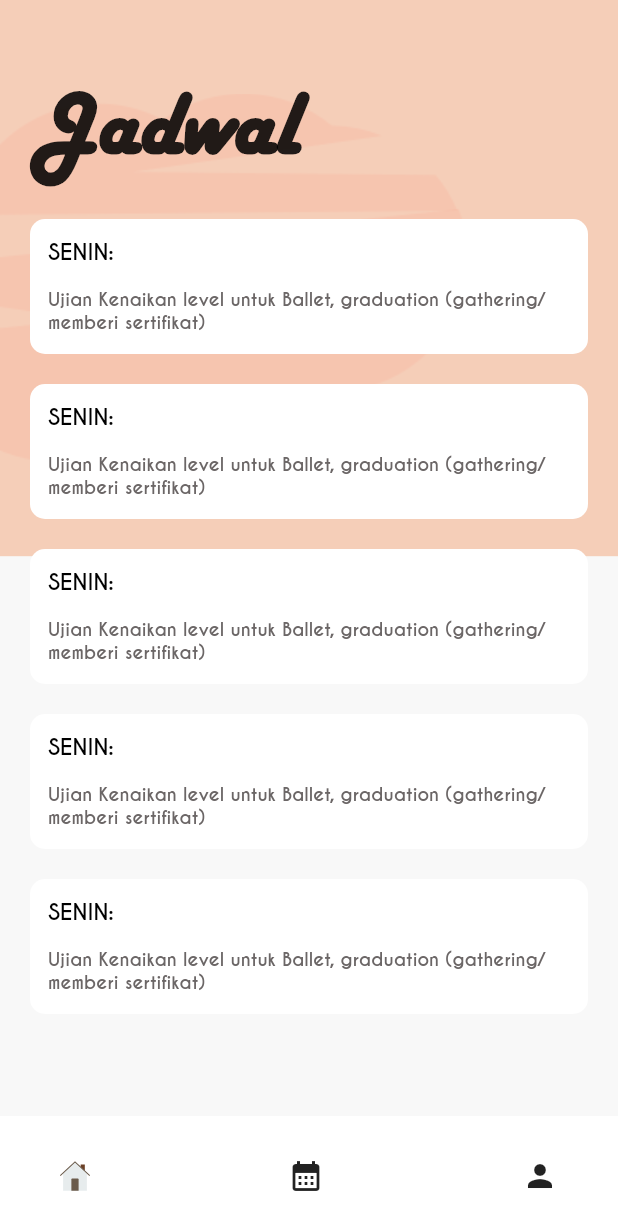
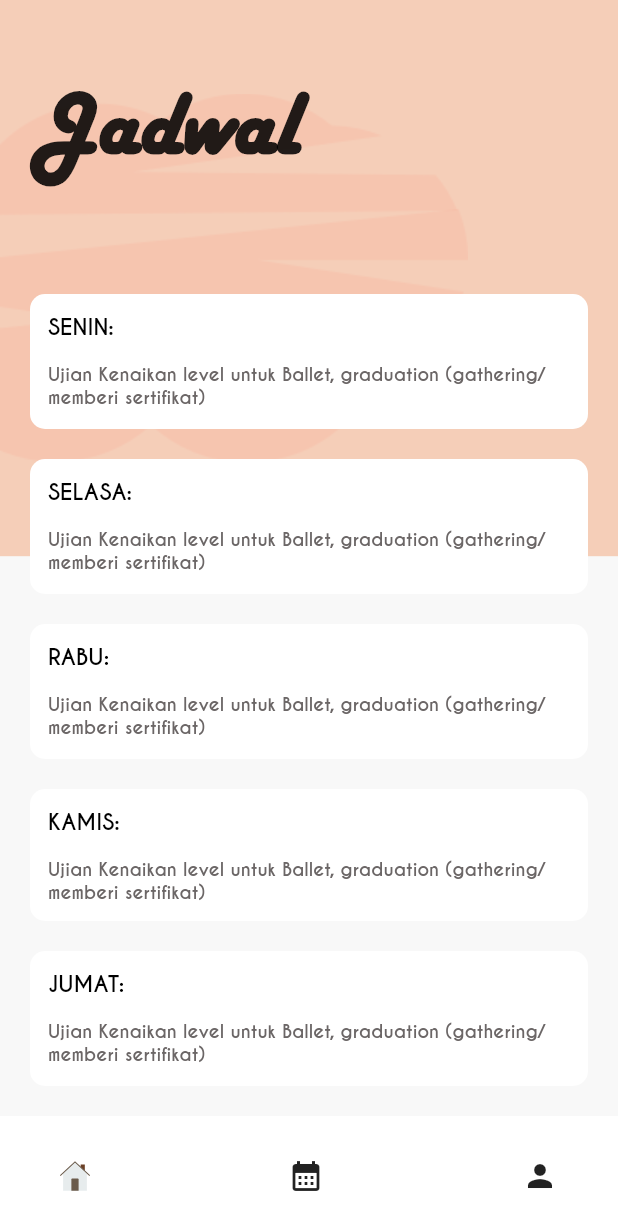
Before and after one commit to muslimah27/MusVenFitP, a Flutter app: the screen it shows after launch, item 2 of the bottom bar chosen, on a phone screen of 412 x 824 dp. Shown: the top 1230 px of the screen. Run offline on Flutter 3.47's test engine with Material 2 defaults, Android fonts, the phone set to English and light mode, and no system bars; our stand-ins replace flutter_svg, flutter_vector_icons, iconsax, ionicons.

Commit message:
MEMPERBARUI JADWAL

```diff
--- a/lib/jadwal.dart
+++ b/lib/jadwal.dart
@@ -25,16 +25,19 @@ class Jadwal extends StatelessWidget {
           ),
           SafeArea(
             child: Padding(
-              padding: const EdgeInsets.symmetric(horizontal: 20, vertical: 50),
-              child: Column(
-                crossAxisAlignment: CrossAxisAlignment.start,
+              padding: const EdgeInsets.symmetric(horizontal: 20),
+              child: ListView(
+                // crossAxisAlignment: CrossAxisAlignment.start,
                 children: <Widget>[
-                  Text(
+                  Padding(
+                    padding: const EdgeInsets.symmetric(vertical: 50),
+                    child: Text(
                       "Jadwal",
                       style: TextStyle(
                           fontWeight: FontWeight.w900,
                           fontFamily: "harlow-solid-italic",
                           fontSize: 60),
+                    ),
                   ),
                   SizedBox(
                     height: 20,
@@ -91,7 +94,7 @@ class Jadwal extends StatelessWidget {
                             crossAxisAlignment: CrossAxisAlignment.start,
                             children: [
                               Text(
-                                "SENIN:",
+                                "SELASA:",
                                 style: TextStyle(
                                   color: Colors.black,
                                   fontSize: 15,
@@ -131,7 +134,7 @@ class Jadwal extends StatelessWidget {
                             crossAxisAlignment: CrossAxisAlignment.start,
                             children: [
                               Text(
-                                "SENIN:",
+                                "RABU:",
                                 style: TextStyle(
                                   color: Colors.black,
                                   fontSize: 15,
@@ -159,8 +162,9 @@ class Jadwal extends StatelessWidget {
                   SizedBox(
                     height: 20,
                   ),
-                  Container(
-                      height: 90,
+                  SingleChildScrollView(
+                    child: Container(
+                        // height: 90,
                         width: double.infinity,
                         child: Container(
                           padding: EdgeInsets.all(12),
@@ -171,7 +175,7 @@ class Jadwal extends StatelessWidget {
                               crossAxisAlignment: CrossAxisAlignment.start,
                               children: [
                                 Text(
-                                "SENIN:",
+                                  "KAMIS:",
                                   style: TextStyle(
                                     color: Colors.black,
                                     fontSize: 15,
@@ -196,6 +200,7 @@ class Jadwal extends StatelessWidget {
                                 ),
                               ]),
                         )),
+                  ),
                   SizedBox(
                     height: 20,
                   ),
@@ -211,7 +216,7 @@ class Jadwal extends StatelessWidget {
                             crossAxisAlignment: CrossAxisAlignment.start,
                             children: [
                               Text(
-                                "SENIN:",
+                                "JUMAT:",
                                 style: TextStyle(
                                   color: Colors.black,
                                   fontSize: 15,
```
Lines whose indentation alone changed are shown as unchanged.
